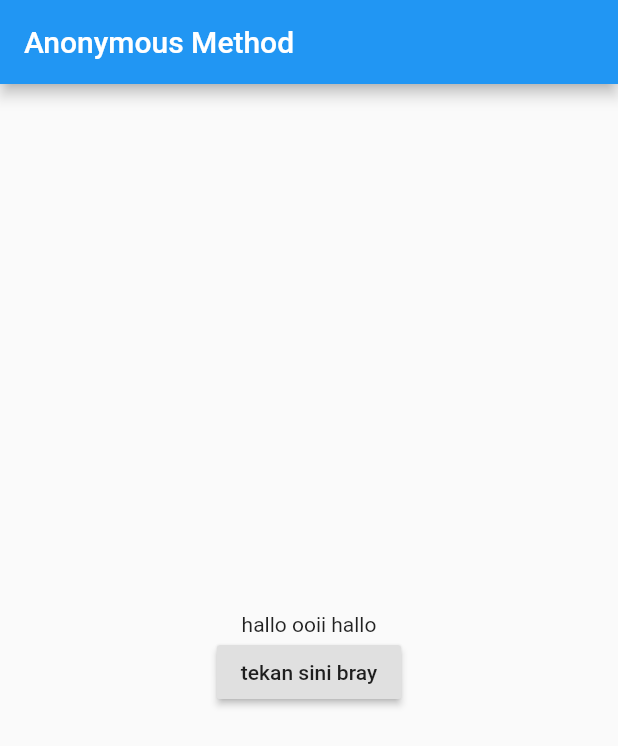
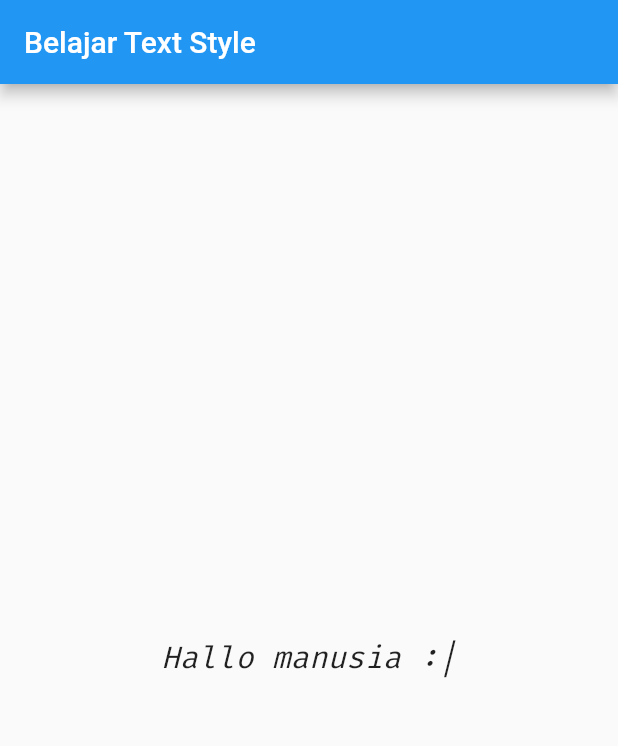
Before and after one commit to montohang/belajar-flutter, a Flutter app: the screen it shows after launch, on a phone screen of 412 x 824 dp. Shown: the top 746 px of the screen. Run offline on Flutter 3.47's test engine with Material 2 defaults, Android fonts, the phone set to English and light mode, and no system bars.

Commit message:
[Belajar Text Style]

```diff
--- a/lib/main.dart
+++ b/lib/main.dart
@@ -8,6 +8,6 @@ void main() {
 class MyApp extends StatelessWidget {
   @override
   Widget build(BuildContext context) {
-    return MyAnonymousMethod();
+    return MyTextStyle();
   }
 }
--- a/lib/pages/pages.dart
+++ b/lib/pages/pages.dart
@@ -3,3 +3,4 @@ import 'package:flutter/material.dart';
 part 'widget.dart';
 part 'statefull_widget.dart';
 part 'anonymous_method.dart';
+part 'text_style.dart';
--- /dev/null
+++ b/lib/pages/text_style.dart
@@ -0,0 +1,23 @@
+part of 'pages.dart';
+
+class MyTextStyle extends StatelessWidget {
+  @override
+  Widget build(BuildContext context) {
+    return MaterialApp(
+      home: Scaffold(
+        appBar: AppBar(
+          title: Text("Belajar Text Style"),
+        ),
+        body: Center(
+          child: Text(
+            "Hallo manusia :|",
+            style: TextStyle(
+                fontFamily: "FiraCode",
+                fontSize: 20,
+                fontStyle: FontStyle.italic),
+          ),
+        ),
+      ),
+    );
+  }
+}
```
Also changed, not shown: pubspec.yaml (+9 -6 lines), fonts/FiraCode-Bold.ttf (added), fonts/FiraCode-Light.ttf (added), fonts/FiraCode-Medium.ttf (added), fonts/FiraCode-Regular.ttf (added), fonts/FiraCode-Retina.ttf (added).
